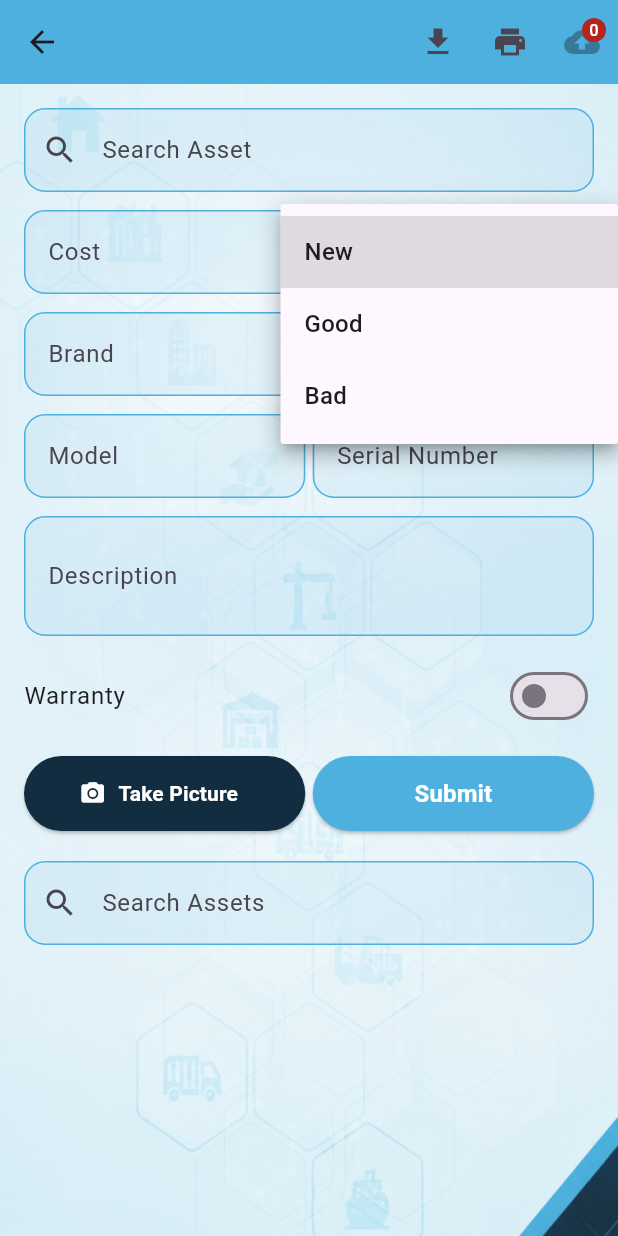
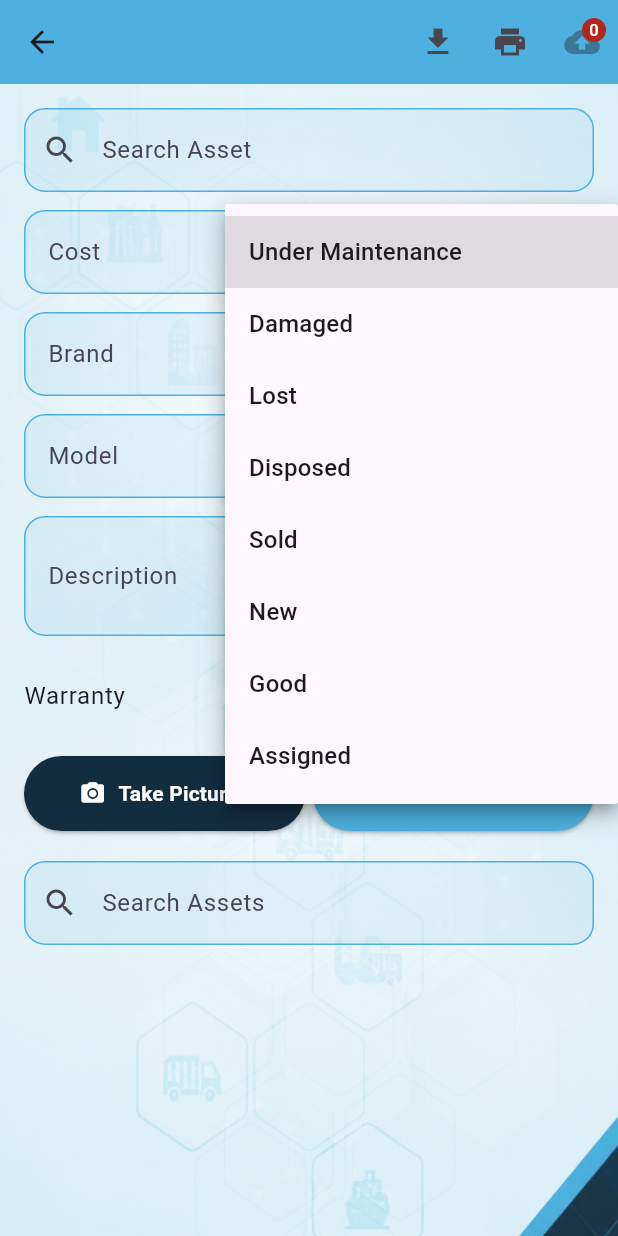
Before and after one commit to Abodkabarity/asset_stock_taking, a Flutter app: the AssetStockPage screen opened directly with empty values, after a tap on "Status", on a phone screen of 412 x 824 dp. Run offline on Flutter 3.47's test engine with Material 3 defaults, Android fonts, the phone set to English and light mode, and no system bars; our stand-ins replace bloc, equatable, file_picker, flutter_bloc, get_it, hive and 5 more; missing offline and left inert: barcode, excel; accounts and stored records are empty.

Commit message:
status mobile change

```diff
--- a/lib/core/utils/status_list.dart
+++ b/lib/core/utils/status_list.dart
@@ -1,3 +1,12 @@
 class StatusList {
-  static const List<String> statuses = ['Excellent', 'Good', 'Bad'];
+  static const List<String> statuses = [
+    'Under Maintenance',
+    'Damaged',
+    'Lost',
+    'Disposed',
+    'Sold',
+    'New',
+    'Good',
+    'Assigned',
+  ];
 }
--- a/lib/presentation/pages/asset_stock_page.dart
+++ b/lib/presentation/pages/asset_stock_page.dart
@@ -11,6 +11,7 @@ import '../../core/constants/app_colors.dart';
 import '../../core/services/asset_excel_service.dart';
 import '../../core/services/barcode_print_service.dart';
 import '../../core/utils/asset_classification_utils.dart';
+import '../../core/utils/status_list.dart';
 import '../../data/models/asset_item_model.dart';
 import '../../data/models/asset_stock_model.dart';
 import '../bloc/asset_bloc.dart';
@@ -51,8 +52,6 @@ class _AssetStockPageState extends State<AssetStockPage> {
   File? selectedWarrantyImage;
   String? selectedStatus;
   bool hasWarranty = false;
-
-  final statuses = ['New', 'Good', 'Bad'];
 
   @override
   void dispose() {
@@ -783,6 +782,7 @@ class _AssetStockPageState extends State<AssetStockPage> {
                       Row(
                         children: [
                           Expanded(
+                            flex: 2,
                             child: TextField(
                               controller: costController,
 
@@ -821,10 +821,11 @@ class _AssetStockPageState extends State<AssetStockPage> {
                           ),
                           SizedBox(width: 10),
                           Expanded(
+                            flex: 3,
                             child: DropdownButtonFormField<String>(
                               value: selectedStatus,
 
-                              items: statuses.map((e) {
+                              items: StatusList.statuses.map((e) {
                                 return DropdownMenuItem(
                                   value: e,
                                   child: Text(e),
```
Also changed, not shown: lib/presentation/widgets/asset_edit_dialog.dart (+5 -4 lines).
